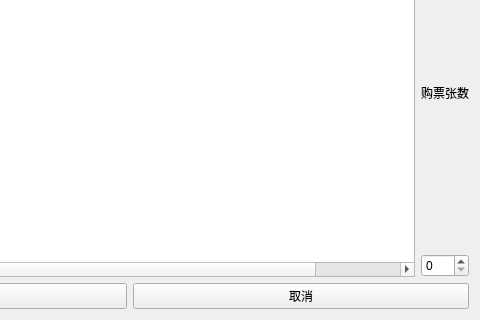
Old version of the form UI/userbuy.ui in the repository New-bottle/train-ticket-system; both pictures show x 220 to 700 and y 180 to 500 of the 700 by 500 pixel window.
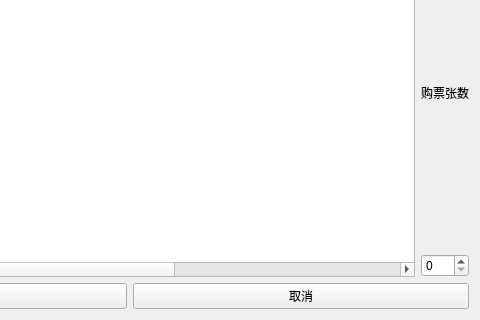
New version of the form.

```diff
--- a/UI/userbuy.ui
+++ b/UI/userbuy.ui
@@ -168,6 +168,21 @@
          <string>到达时间</string>
         </property>
        </column>
+       <column>
+        <property name="text">
+         <string>新建列</string>
+        </property>
+       </column>
+       <column>
+        <property name="text">
+         <string>新建列</string>
+        </property>
+       </column>
+       <column>
+        <property name="text">
+         <string>新建列</string>
+        </property>
+       </column>
       </widget>
      </item>
      <item>
```
